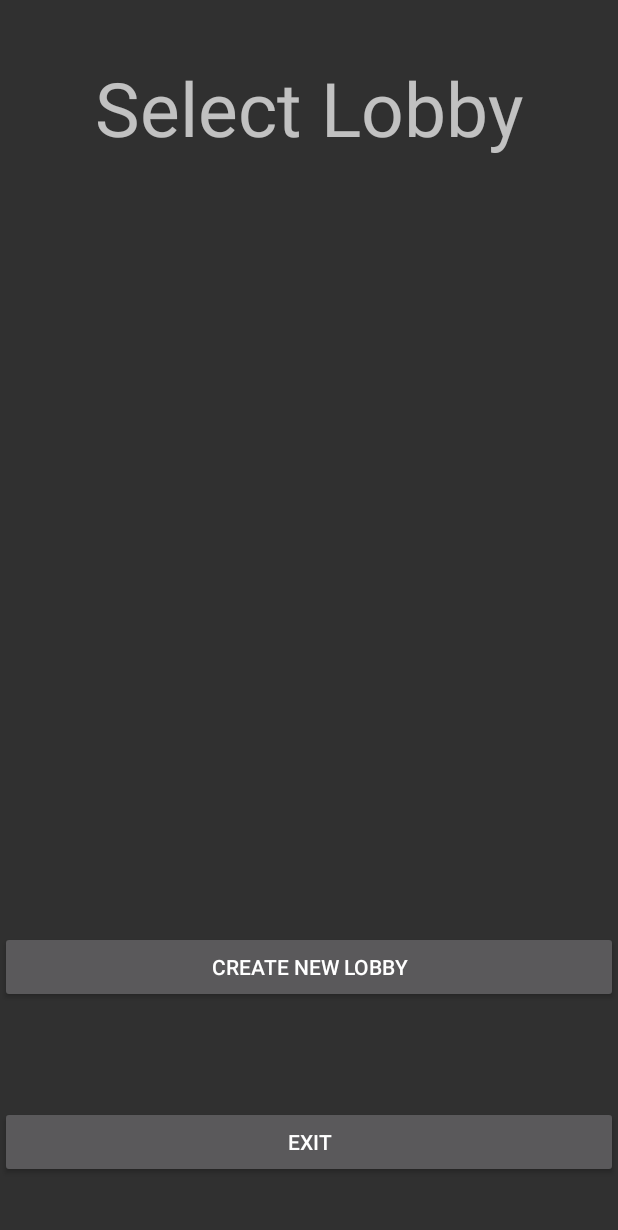
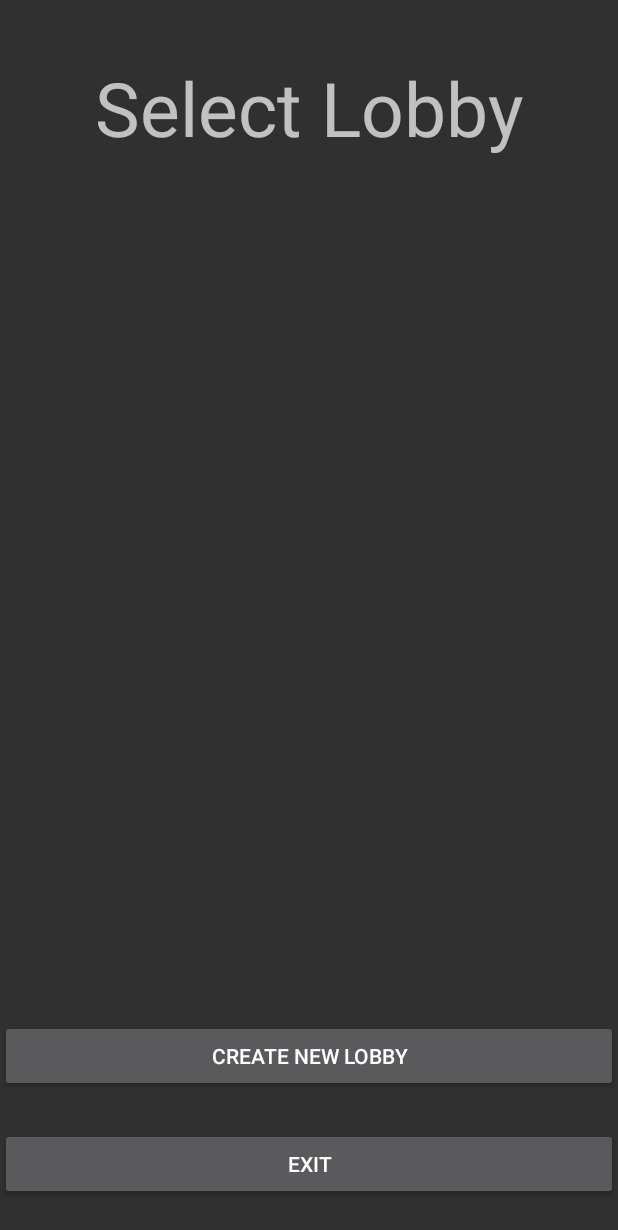
Before and after one commit to reccos0515/MG_4_Uno, an Android app: the layout activity_select_lobby.xml on its own in the app's theme, with its tools: preview values and no code run, on a phone screen of 412 x 824 dp. Shown: the top 1230 px of the screen. Run offline under Robolectric (Android 15) with nearby library versions, the phone set to English and light mode, and no system bars.

Commit message:
getting there

```diff
--- a/Demo2/app/src/main/res/layout/activity_select_lobby.xml
+++ b/Demo2/app/src/main/res/layout/activity_select_lobby.xml
@@ -14,11 +14,11 @@
         android:onClick="onClick"
         android:text="@string/exit"
         app:layout_constraintBottom_toBottomOf="parent"
-        app:layout_constraintHorizontal_bias=".5"
+        app:layout_constraintHorizontal_bias="0.0"
         app:layout_constraintLeft_toLeftOf="parent"
         app:layout_constraintRight_toRightOf="parent"
         app:layout_constraintTop_toTopOf="parent"
-        app:layout_constraintVertical_bias="0.95" />
+        app:layout_constraintVertical_bias="0.969" />
 
     <Button
         android:id="@+id/newLobby"
@@ -27,11 +27,11 @@
         android:onClick="onClick"
         android:text="Create New Lobby"
         app:layout_constraintBottom_toBottomOf="parent"
-        app:layout_constraintHorizontal_bias=".5"
+        app:layout_constraintHorizontal_bias="0.0"
         app:layout_constraintLeft_toLeftOf="parent"
         app:layout_constraintRight_toRightOf="parent"
         app:layout_constraintTop_toTopOf="parent"
-        app:layout_constraintVertical_bias="0.8" />
+        app:layout_constraintVertical_bias="0.876" />
 
     <TextView
         android:id="@+id/lobbyTitle"
@@ -47,23 +47,114 @@
         app:layout_constraintVertical_bias="0.05" />
 
     <ScrollView
-        android:id="@+id/lobby_container"
-        android:layout_width="match_parent"
-        android:layout_height="0dp"
-        app:layout_constraintBottom_toTopOf="@+id/lobbyTitle"
-        app:layout_constraintEnd_toEndOf="parent"
-        app:layout_constraintHorizontal_bias="0.0"
-        app:layout_constraintLeft_toLeftOf="parent"
-        app:layout_constraintRight_toRightOf="parent"
-        app:layout_constraintStart_toStartOf="parent"
-        app:layout_constraintTop_toTopOf="parent">
+        android:id="@+id/lobbyScroll"
+        android:layout_width="368dp"
+        android:layout_height="276dp"
+        tools:layout_editor_absoluteX="8dp"
+        tools:layout_editor_absoluteY="100dp">
 
         <LinearLayout
-            android:id="@+id/lobbyScroll"
             android:layout_width="match_parent"
             android:layout_height="wrap_content"
-            android:orientation="horizontal">
+            android:orientation="vertical">
 
+            <Button
+                android:id="@+id/lobby1"
+                android:layout_width="match_parent"
+                android:layout_height="wrap_content"
+                android:text="Lobby 1"
+                android:visibility="gone" />
+
+            <Button
+                android:id="@+id/lobby2"
+                android:layout_width="match_parent"
+                android:layout_height="wrap_content"
+                android:text="lobby 2"
+                android:visibility="gone" />
+
+            <Button
+                android:id="@+id/lobby3"
+                android:layout_width="match_parent"
+                android:layout_height="wrap_content"
+                android:text="lobby 3"
+                android:visibility="gone" />
+
+            <Button
+                android:id="@+id/lobby4"
+                android:layout_width="match_parent"
+                android:layout_height="wrap_content"
+                android:text="lobby 4"
+                android:visibility="gone" />
+
+            <Button
+                android:id="@+id/lobby5"
+                android:layout_width="match_parent"
+                android:layout_height="wrap_content"
+                android:text="lobby 5"
+                android:visibility="gone" />
+
+            <Button
+                android:id="@+id/lobby6"
+                android:layout_width="match_parent"
+                android:layout_height="wrap_content"
+                android:text="lobby 6"
+                android:visibility="gone" />
+
+            <Button
+                android:id="@+id/lobby7"
+                android:layout_width="match_parent"
+                android:layout_height="wrap_content"
+                android:text="lobby 7"
+                android:visibility="gone" />
+
+            <Button
+                android:id="@+id/lobby8"
+                android:layout_width="match_parent"
+                android:layout_height="wrap_content"
+                android:text="lobby 8"
+                android:visibility="gone" />
+
+            <Button
+                android:id="@+id/lobby9"
+                android:layout_width="match_parent"
+                android:layout_height="wrap_content"
+                android:text="lobby 9"
+                android:visibility="gone" />
+
+            <Button
+                android:id="@+id/lobby10"
+                android:layout_width="match_parent"
+                android:layout_height="wrap_content"
+                android:text="lobby 10"
+                android:visibility="gone" />
+
+            <Button
+                android:id="@+id/lobby11"
+                android:layout_width="match_parent"
+                android:layout_height="wrap_content"
+                android:text="lobby 11"
+                android:visibility="gone" />
+
+            <Button
+                android:id="@+id/lobby12"
+                android:layout_width="match_parent"
+                android:layout_height="wrap_content"
+                android:text="lobby 12"
+                android:visibility="gone" />
+
+            <Button
+                android:id="@+id/lobby13"
+                android:layout_width="match_parent"
+                android:layout_height="wrap_content"
+                android:text="lobby 13"
+                android:visibility="gone" />
+
+            <Button
+                android:id="@+id/lobby14"
+                android:layout_width="match_parent"
+                android:layout_height="wrap_content"
+                android:text="lobby 14"
+                android:visibility="gone" />
         </LinearLayout>
     </ScrollView>
 
```
Also changed, not shown: Demo2/app/src/main/java/com/example/administrator/demo1/selectLobbyActivity.java (+71 -20 lines), cs309/src/main/java/zfrisv/cs309/ServerSocketApplication.java (+13 -3 lines).
